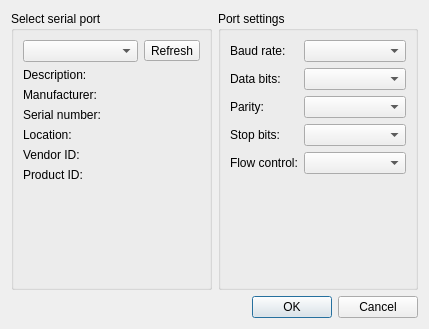
First picture: the form in libs/SerialPort_Widgets/src/Mdt/SerialPort/SettingsDialog.ui, repository scandyna/MdtTerminal, before the edit.
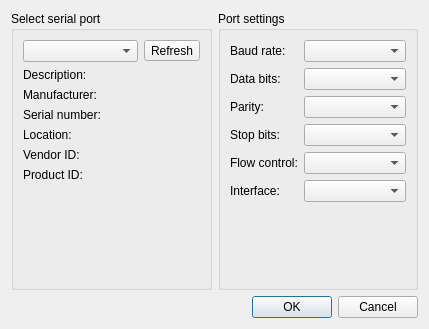
Second picture: the form after the edit. Icons and pictures are not drawn.

Commit message: SerialPort: work on interface list

What changed in the file:
```diff
--- a/libs/SerialPort_Widgets/src/Mdt/SerialPort/SettingsDialog.ui
+++ b/libs/SerialPort_Widgets/src/Mdt/SerialPort/SettingsDialog.ui
@@ -189,6 +189,16 @@
         <item row="4" column="1">
          <widget class="QComboBox" name="flowControlBox"/>
         </item>
+        <item row="5" column="1">
+         <widget class="QComboBox" name="interfaceBox"/>
+        </item>
+        <item row="5" column="0">
+         <widget class="QLabel" name="interfaceLabel">
+          <property name="text">
+           <string>Interface:</string>
+          </property>
+         </widget>
+        </item>
        </layout>
       </widget>
      </item>
```
The commit also changes 24 other files.
